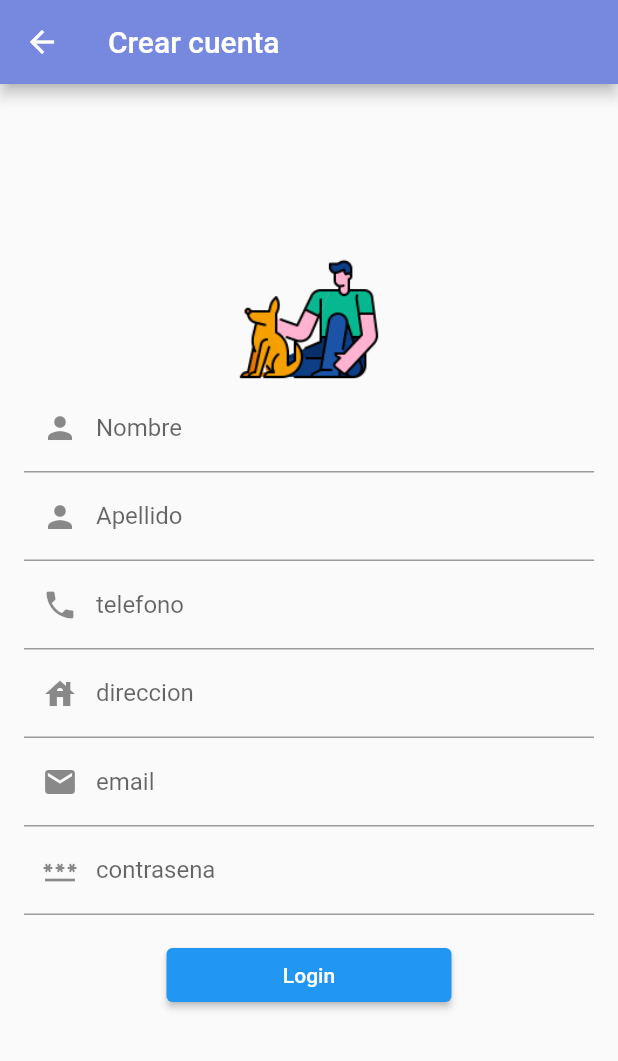
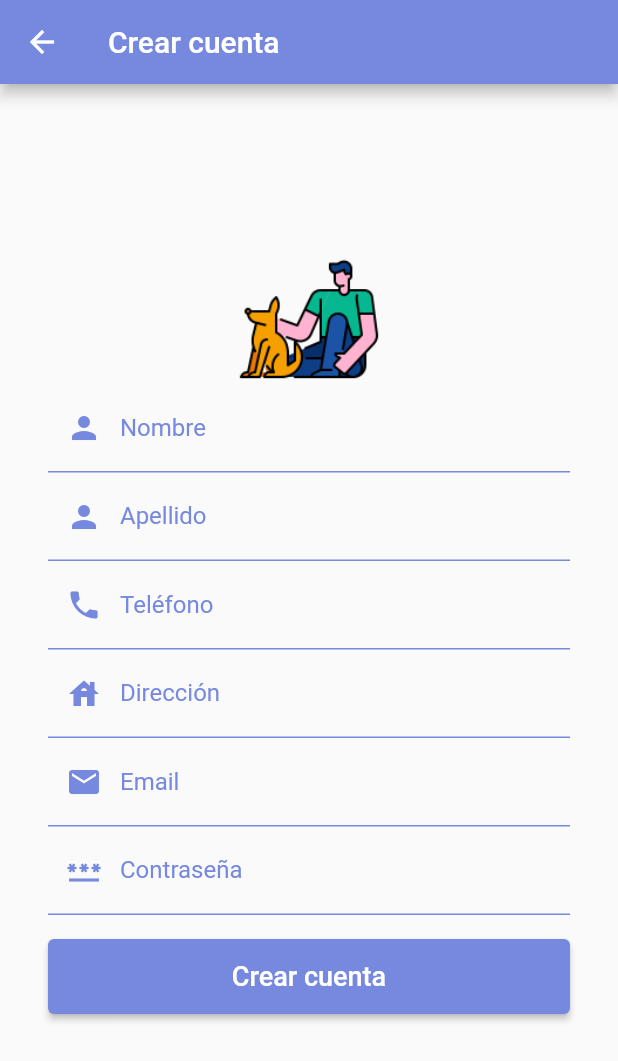
Before and after one commit to cristopher-gomez-m/pet_rescue_flutter, a Flutter app: the CrearCuenta screen opened directly, on a phone screen of 412 x 824 dp. Shown: the top 1061 px of the screen. Run offline on Flutter 3.47's test engine with Material 2 defaults, Android fonts, the phone set to English and light mode, and no system bars; our stand-ins replace sqflite; accounts and stored records are empty.

Commit message:
Interfaz Crear Cuenta terminada

```diff
--- a/lib/crear_cuenta.dart
+++ b/lib/crear_cuenta.dart
@@ -4,28 +4,25 @@ import 'package:pet_rescue_flutter/MyOpenHelper.dart';
 
 class CrearCuenta extends StatefulWidget {
   const CrearCuenta({super.key});
-
   @override
-  // ignore: library_private_types_in_public_api
-  _CrearCuenta createState() => _CrearCuenta();
+  _CrearCuentaState createState() => _CrearCuentaState();
 }
 
-class _CrearCuenta extends State<CrearCuenta> {
-  @override
-  Widget build(BuildContext context) {
+class _CrearCuentaState extends State<CrearCuenta> {
   TextEditingController nombreController = TextEditingController();
   TextEditingController emailController = TextEditingController();
   TextEditingController passwordController = TextEditingController();
   TextEditingController apellidoController = TextEditingController();
   TextEditingController telefonoController = TextEditingController();
   TextEditingController direccionController = TextEditingController();
+
   @override
-    Future<void> initState() async {
+  void initState() {
     super.initState();
-      await MyOpenHelper.initDatabase();
+    WidgetsBinding.instance.addPostFrameCallback((_) {
+      MyOpenHelper.initDatabase();
+    });
   }
-
-    initState();
 
   void _showAlertDialog(BuildContext context, String message) {
     showDialog(
@@ -62,12 +59,11 @@ class _CrearCuenta extends State<CrearCuenta> {
         'password': password,
         'nombre': nombre,
         'apellido': apellido,
-          'telefono':telefono,
-          'direccion':direccion
+        'telefono': telefono,
+        'direccion': direccion
       },
       conflictAlgorithm: ConflictAlgorithm.replace,
     );
-      // ignore: use_build_context_synchronously
     _showAlertDialog(context, 'Cuenta creada');
   }
 
@@ -76,22 +72,23 @@ class _CrearCuenta extends State<CrearCuenta> {
   }
 
   bool _validateFields() {
-      if (emailController.text.isEmpty || passwordController.text.isEmpty
-      /*|| nombreController.text.isEmpty || apellidoController.text.isEmpty
-      || telefonoController.text.isEmpty || direccionController.text.isEmpty*/) {
+    if (emailController.text.isEmpty || passwordController.text.isEmpty) {
       _showAlertDialog(context, 'Por favor, complete todos los campos.');
       return false;
     }
     return true;
   }
 
+  @override
+  Widget build(BuildContext context) {
     return Scaffold(
       appBar: AppBar(
         title: const Text('Crear cuenta'),
       ),
       body: SingleChildScrollView(
         child: Container(
-          margin: const EdgeInsets.only(top: 100.0, left: 16.0, right: 16.0),
+          padding: const EdgeInsets.symmetric(horizontal: 32.0),
+          margin: const EdgeInsets.only(top: 100.0),
           child: Column(
             children: [
               Center(
@@ -105,52 +102,96 @@ class _CrearCuenta extends State<CrearCuenta> {
                 controller: nombreController,
                 decoration: const InputDecoration(
                   labelText: 'Nombre',
-                  prefixIcon: Icon(Icons.person),
+                  labelStyle: TextStyle(color: Color(0xFF7689DE)),
+                  prefixIcon: Icon(Icons.person, color: Color(0xFF7689DE)),
+                  focusedBorder: UnderlineInputBorder(
+                    borderSide: BorderSide(color: Color(0xFF7689DE)),
+                  ),
+                  enabledBorder: UnderlineInputBorder(
+                    borderSide: BorderSide(color: Color(0xFF7689DE)),
+                  ),
                 ),
               ),
               TextFormField(
                 controller: apellidoController,
                 decoration: const InputDecoration(
                   labelText: 'Apellido',
-                  prefixIcon: Icon(Icons.person),
+                  labelStyle: TextStyle(color: Color(0xFF7689DE)),
+                  prefixIcon: Icon(Icons.person, color: Color(0xFF7689DE)),
+                  focusedBorder: UnderlineInputBorder(
+                    borderSide: BorderSide(color: Color(0xFF7689DE)),
+                  ),
+                  enabledBorder: UnderlineInputBorder(
+                    borderSide: BorderSide(color: Color(0xFF7689DE)),
+                  ),
                 ),
               ),
               TextFormField(
                 controller: telefonoController,
                 decoration: const InputDecoration(
-                  labelText: 'telefono',
-                  prefixIcon: Icon(Icons.phone),
+                  labelText: 'Teléfono',
+                  labelStyle: TextStyle(color: Color(0xFF7689DE)),
+                  prefixIcon: Icon(Icons.phone, color: Color(0xFF7689DE)),
+                  focusedBorder: UnderlineInputBorder(
+                    borderSide: BorderSide(color: Color(0xFF7689DE)),
+                  ),
+                  enabledBorder: UnderlineInputBorder(
+                    borderSide: BorderSide(color: Color(0xFF7689DE)),
+                  ),
                 ),
               ),
               TextFormField(
                 controller: direccionController,
                 decoration: const InputDecoration(
-                  labelText: 'direccion',
-                  prefixIcon: Icon(Icons.house),
+                  labelText: 'Dirección',
+                  labelStyle: TextStyle(color: Color(0xFF7689DE)),
+                  prefixIcon: Icon(Icons.house, color: Color(0xFF7689DE)),
+                  focusedBorder: UnderlineInputBorder(
+                    borderSide: BorderSide(color: Color(0xFF7689DE)),
+                  ),
+                  enabledBorder: UnderlineInputBorder(
+                    borderSide: BorderSide(color: Color(0xFF7689DE)),
+                  ),
                 ),
               ),
               TextFormField(
                 controller: emailController,
                 decoration: const InputDecoration(
-                  labelText: 'email',
-                  prefixIcon: Icon(Icons.email),
+                  labelText: 'Email',
+                  labelStyle: TextStyle(color: Color(0xFF7689DE)),
+                  prefixIcon: Icon(Icons.email, color: Color(0xFF7689DE)),
+                  focusedBorder: UnderlineInputBorder(
+                    borderSide: BorderSide(color: Color(0xFF7689DE)),
+                  ),
+                  enabledBorder: UnderlineInputBorder(
+                    borderSide: BorderSide(color: Color(0xFF7689DE)),
+                  ),
                 ),
               ),
               TextFormField(
                 controller: passwordController,
                 decoration: const InputDecoration(
-                  labelText: 'contrasena',
-                  prefixIcon: Icon(Icons.password),
+                  labelText: 'Contraseña',
+                  labelStyle: TextStyle(color: Color(0xFF7689DE)),
+                  prefixIcon: Icon(Icons.password, color: Color(0xFF7689DE)),
+                  focusedBorder: UnderlineInputBorder(
+                    borderSide: BorderSide(color: Color(0xFF7689DE)),
+                  ),
+                  enabledBorder: UnderlineInputBorder(
+                    borderSide: BorderSide(color: Color(0xFF7689DE)),
+                  ),
                 ),
               ),
               const SizedBox(height: 16.0),
               ButtonTheme(
                 minWidth: double.infinity,
                 child: FractionallySizedBox(
-                  widthFactor: 0.5,
+                  widthFactor: 1,
+                  child: Padding(
+                    padding: const EdgeInsets.only(
+                        bottom: 32.0), // Padding hacia abajo
                     child: ElevatedButton(
                       onPressed: () async {
-                      // Perform login logic here
                         if (_validateFields()) {
                           await _insertAccount().then((_) {
                             _showSuccessSnackBar(context);
@@ -158,10 +199,14 @@ class _CrearCuenta extends State<CrearCuenta> {
                         }
                       },
                       style: ElevatedButton.styleFrom(
-                      fixedSize: const Size.fromHeight(5.0),
-                      backgroundColor: Colors.blue,
+                        fixedSize: const Size.fromHeight(50.0),
+                        backgroundColor: const Color(0xFF7689DE),
                       ),
-                    child: const Text('Login'),
+                      child: const Text(
+                        'Crear cuenta',
+                        style: TextStyle(fontSize: 18.0),
+                      ),
+                    ),
                   ),
                 ),
               ),
```
Lines whose indentation alone changed are shown as unchanged.
